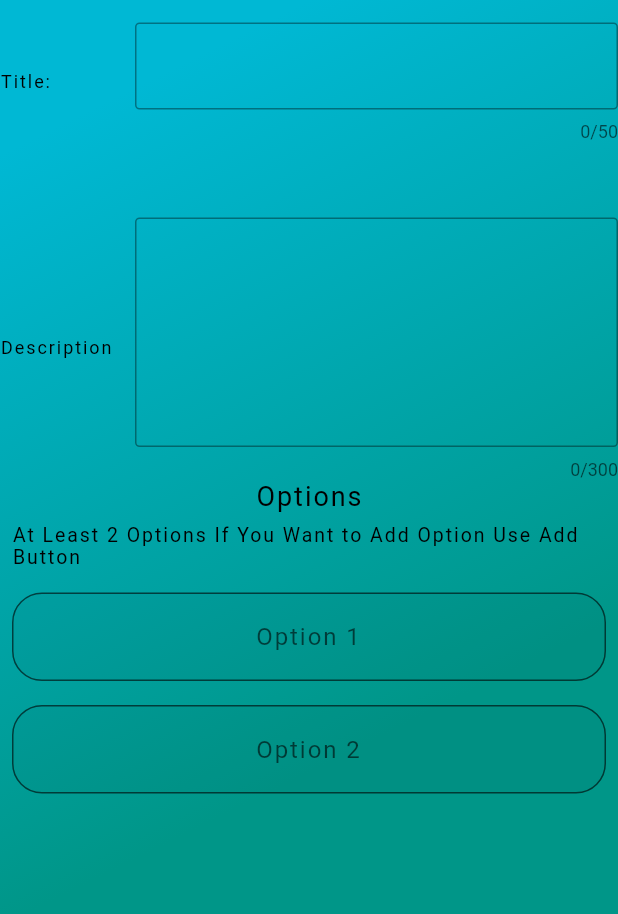
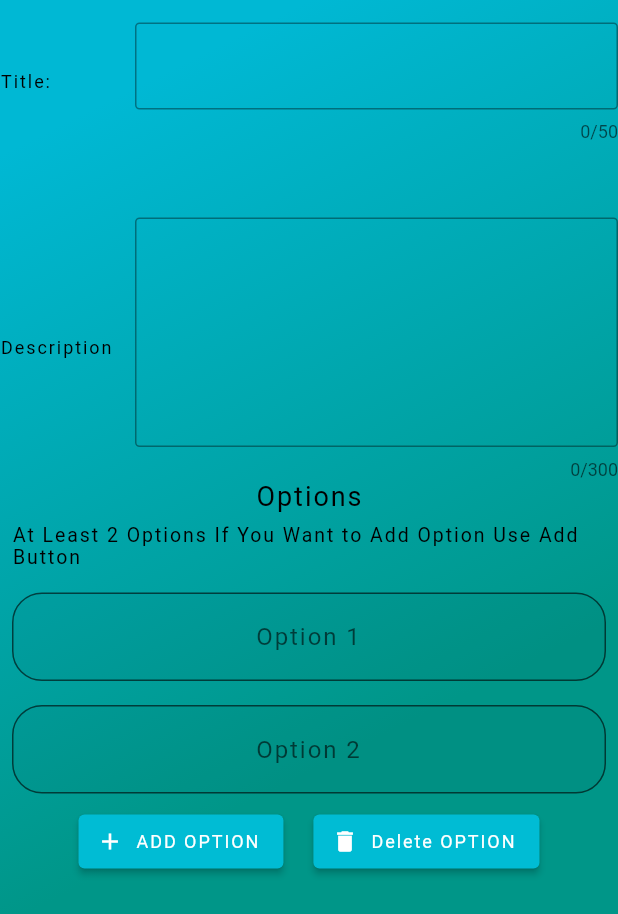
Before and after one commit to mfd10/what_they_think, a Flutter app: the Post screen opened directly, on a phone screen of 412 x 824 dp. Shown: the top 914 px of the screen. Run offline on Flutter 3.47's test engine with Material 2 defaults, Android fonts, the phone set to English and light mode, and no system bars; our stand-ins replace cloud_firestore, firebase_auth, firebase_core, google_fonts, simple_animations; missing offline and left inert: dart:html; accounts and stored records are empty.

Commit message:
Designing posting page

```diff
--- a/lib/screens/posting_page.dart
+++ b/lib/screens/posting_page.dart
@@ -10,7 +10,12 @@ class Post extends StatefulWidget {
 }
 
 class _PostState extends State<Post> {
+  final _formKey = GlobalKey<FormState>();
+  List<TextEditingController> textFieldControllers = [];
+  int numberOfTextFields = 0;
+
   final TextEditingController _controller = TextEditingController();
+
   @override
   Widget build(BuildContext context) {
     /*void pushToFormPage(FormData formData) {
@@ -55,12 +60,64 @@ class _PostState extends State<Post> {
                 padding: const EdgeInsets.all(8.0),
                 child: options(2),
               ),
+              ListView.builder(
+                scrollDirection: Axis.vertical,
+                shrinkWrap: true,
+                itemCount: numberOfTextFields,
+                itemBuilder: (BuildContext context, int index) {
+                  return TextFormField(
+                    validator: (var value) {},
+                    controller: textFieldControllers[index],
+                    autofocus: false,
+                    textAlign: TextAlign.center,
+                    style: myStyle.copyWith(fontSize: 16),
+                    maxLines: 1,
+                    decoration: InputDecoration(
+                      hintText: "Option $numberOfTextFields",
+                      filled: true,
+                      isDense: false,
+                      border: const OutlineInputBorder(
+                          borderSide: BorderSide(
+                            color: Colors.cyan,
+                            width: 2,
+                          ),
+                          borderRadius: BorderRadius.all(Radius.circular(20))),
+                    ),
+                  );
+                },
+              ),
+              Row(mainAxisAlignment: MainAxisAlignment.center, children: [
+                ElevatedButton.icon(
+                  onPressed: () {
+                    addNewTextField();
+                    // Respond to button press
+                  },
+                  icon: const Icon(Icons.add, size: 18),
+                  label: const Text("ADD OPTION"),
+                  style: ElevatedButton.styleFrom(
+                    primary: Colors.cyan,
+                    textStyle: myStyle,
+                  ),
+                ),
+                const SizedBox(width: 20),
+                ElevatedButton.icon(
+                  onPressed: () {
+                    deleteTextField();
+                    // Respond to button press
+                  },
+                  icon: const Icon(Icons.delete, size: 18),
+                  label: const Text("Delete OPTION"),
+                  style: ElevatedButton.styleFrom(
+                    primary: Colors.cyan,
+                    textStyle: myStyle,
+                  ),
+                ),
+              ]),
             ],
           )
         ]),
       ),
     );
-  }
   }
 
   textPost(String text, int lines, int textLength) {
@@ -91,7 +148,6 @@ textPost(String text, int lines, int textLength) {
               border: OutlineInputBorder(
                   borderSide: BorderSide(color: Colors.green),
                   borderRadius: BorderRadius.all(Radius.circular(3))),
-            // labelStyle:kTextStyle.copyWith(fontSize: 16, color: Colors.white54),
             ),
           ),
         ),
@@ -118,3 +174,24 @@ options(int txt) {
       ),
     );
   }
+
+  void addNewTextField() {
+    textFieldControllers.add(TextEditingController());
+    numberOfTextFields++;
+    setState(() {});
+  }
+
+  void deleteTextField() {
+    textFieldControllers.add(TextEditingController());
+    numberOfTextFields--;
+    setState(() {});
+  }
+
+  @override
+  void dispose() {
+    for (var textFieldController in textFieldControllers) {
+      textFieldController.dispose();
+    }
+    super.dispose();
+  }
+}
--- a/lib/screens/user_profile.dart
+++ b/lib/screens/user_profile.dart
@@ -13,6 +13,8 @@ class Profile extends StatefulWidget {
 }
 
 class _ProfileState extends State<Profile> {
+  //late File _image;
+
   User users = User("Ali", "", "");
 
   final FloatingActionButtonLocation _fabLocation =
--- a/pubspec.yaml
+++ b/pubspec.yaml
@@ -39,6 +39,8 @@ dependencies:
   firebase_auth: ^3.3.4
   firebase_core: ^1.10.6
   cloud_firestore: ^3.1.5
+  image_picker: ^0.8.4+4
+
 
 dev_dependencies:
   flutter_test:
```
Also changed, not shown: pubspec.lock, 1 other file. Lines whose indentation alone changed are shown as unchanged.
